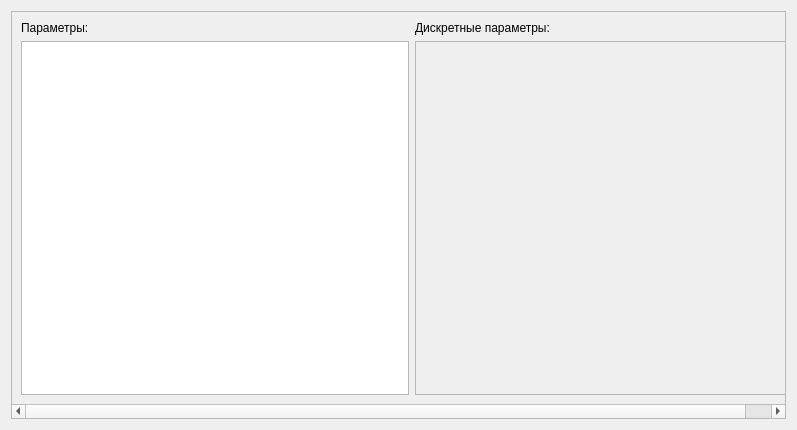
This is mdiform.ui in usazankov/AnalyzerBoardInformation as Qt 5 draws it before an edit. The edited form follows.
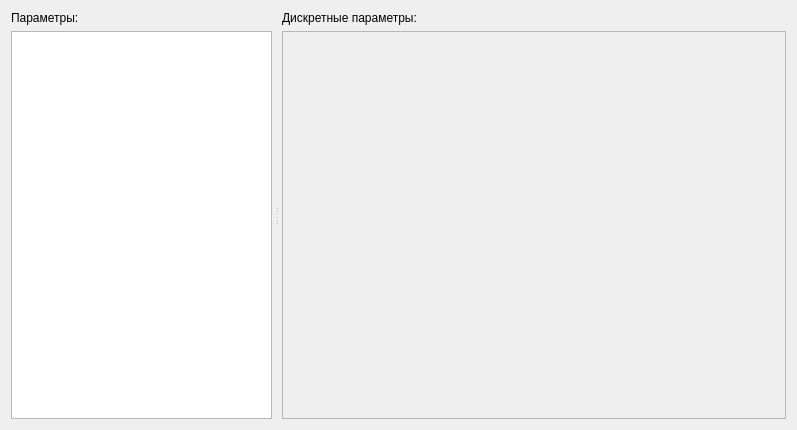
This is the edited form.

Diff of the .ui file:
```diff
--- a/mdiform.ui
+++ b/mdiform.ui
@@ -19,41 +19,28 @@
   <property name="windowTitle">
    <string>Form</string>
   </property>
-  <layout class="QVBoxLayout" name="verticalLayout">
-   <item>
-    <widget class="QScrollArea" name="scrollArea">
-     <property name="sizePolicy">
-      <sizepolicy hsizetype="Preferred" vsizetype="Preferred">
-       <horstretch>0</horstretch>
-       <verstretch>0</verstretch>
-      </sizepolicy>
-     </property>
-     <property name="widgetResizable">
-      <bool>true</bool>
-     </property>
-     <widget class="QWidget" name="scrollAreaWidgetContents">
-      <property name="geometry">
-       <rect>
-        <x>0</x>
-        <y>0</y>
-        <width>800</width>
-        <height>396</height>
-       </rect>
-      </property>
-      <property name="sizePolicy">
-       <sizepolicy hsizetype="Preferred" vsizetype="Preferred">
-        <horstretch>0</horstretch>
-        <verstretch>0</verstretch>
-       </sizepolicy>
-      </property>
-      <property name="minimumSize">
-       <size>
-        <width>800</width>
-        <height>0</height>
-       </size>
-      </property>
       <layout class="QHBoxLayout" name="horizontalLayout">
        <item>
+    <widget class="QSplitter" name="splitter">
+     <property name="sizePolicy">
+      <sizepolicy hsizetype="Expanding" vsizetype="Expanding">
+       <horstretch>0</horstretch>
+       <verstretch>0</verstretch>
+      </sizepolicy>
+     </property>
+     <property name="orientation">
+      <enum>Qt::Horizontal</enum>
+     </property>
+     <property name="opaqueResize">
+      <bool>true</bool>
+     </property>
+     <property name="handleWidth">
+      <number>10</number>
+     </property>
+     <property name="childrenCollapsible">
+      <bool>true</bool>
+     </property>
+     <widget class="QWidget" name="">
         <layout class="QVBoxLayout" name="verticalLayout_5">
          <item>
           <widget class="QLabel" name="label_3">
@@ -80,7 +67,7 @@
             </size>
            </property>
            <property name="horizontalScrollBarPolicy">
-            <enum>Qt::ScrollBarAlwaysOff</enum>
+          <enum>Qt::ScrollBarAsNeeded</enum>
            </property>
            <property name="sizeAdjustPolicy">
             <enum>QAbstractScrollArea::AdjustToContents</enum>
@@ -94,8 +81,8 @@
           </widget>
          </item>
         </layout>
-       </item>
-       <item>
+     </widget>
+     <widget class="QWidget" name="">
         <layout class="QVBoxLayout" name="verticalLayout_3">
          <item>
           <widget class="QLabel" name="label_4">
@@ -106,6 +93,12 @@
          </item>
          <item>
           <widget class="QScrollArea" name="scrollArea_2">
+         <property name="sizePolicy">
+          <sizepolicy hsizetype="Expanding" vsizetype="Expanding">
+           <horstretch>0</horstretch>
+           <verstretch>0</verstretch>
+          </sizepolicy>
+         </property>
            <property name="horizontalScrollBarPolicy">
             <enum>Qt::ScrollBarAsNeeded</enum>
            </property>
@@ -120,8 +113,8 @@
              <rect>
               <x>0</x>
               <y>0</y>
-              <width>384</width>
-              <height>354</height>
+            <width>512</width>
+            <height>388</height>
              </rect>
             </property>
             <property name="sizePolicy">
@@ -137,8 +130,6 @@
             </layout>
            </widget>
           </widget>
-         </item>
-        </layout>
        </item>
       </layout>
      </widget>
```
Lines whose indentation alone changed are shown as unchanged.
